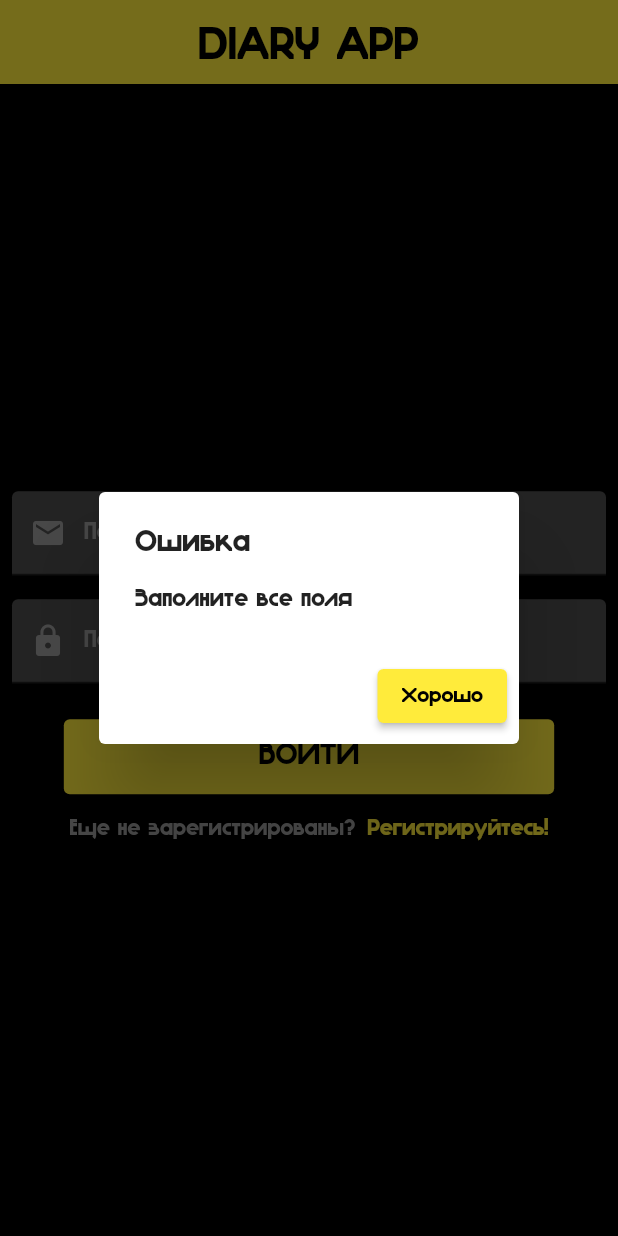
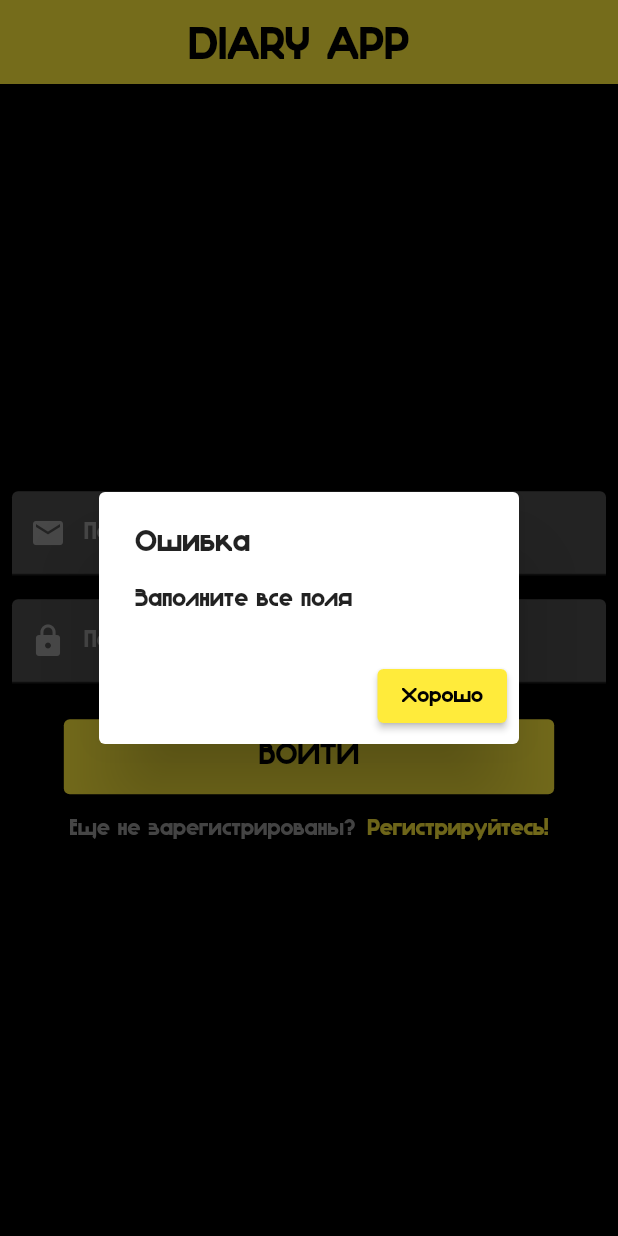
Before and after one commit to dayname/diary_app, a Flutter app: the screen it shows after launch, after a tap on "ВОЙТИ", on a phone screen of 412 x 824 dp. Run offline on Flutter 3.47's test engine with Material 2 defaults, Android fonts, the phone set to English and light mode, and no system bars; our stand-ins replace cloud_firestore, firebase_auth, firebase_core; accounts and stored records are empty.

```diff
--- a/lib/DiaryApp/LoginSignupPage.dart
+++ b/lib/DiaryApp/LoginPage.dart
@@ -1,52 +1,70 @@
-import 'package:diary_app/DiaryApp/SignUpPage.dart';
-import 'package:diary_app/domain/authuser.dart';
-import 'package:diary_app/services/auth.dart';
+import 'package:diary_app/DiaryApp/MainPage.dart';
+import 'package:firebase_auth/firebase_auth.dart';
+import 'package:firebase_core/firebase_core.dart';
 import 'package:flutter/material.dart';
 
-class LoginSignupPage extends StatefulWidget {
-  // static getRoute(BuildContext context) {
-  //   return PageRouteBuilder(
-  //       transitionsBuilder: (_, animation, secondAnimation, child) {
-  //         return FadeTransition(opacity: animation,
-  //           child: child,);
-  //       },
-  //       pageBuilder: (_, __, ___) {
-  //         return new LoginSignupPage();
-  //       });
-  // }
+import '../services/auth.dart';
+import 'SignUpPage.dart';
 
-  const LoginSignupPage({Key? key}) : super(key: key);
-
+class LoginPage extends StatefulWidget {
   @override
-  State<LoginSignupPage> createState() => _LoginSignupPageState();
+  _LoginPageState createState() => _LoginPageState();
 }
 
-class _LoginSignupPageState extends State<LoginSignupPage> {
+class _LoginPageState extends State<LoginPage> {
+
+  Future<FirebaseApp> _initializeFirebase() async {
+    FirebaseApp firebaseApp = await Firebase.initializeApp();
+
+    User? user = FirebaseAuth.instance.currentUser;
+
+    if (user != null) {
+      Navigator.of(context).pushReplacement(
+        MaterialPageRoute(
+          builder: (context) => MyHomePage(
+            user: user,
+          ),
+        ),
+      );
+    }
+
+    return firebaseApp;
+  }
+
   @override
   TextEditingController emailController = TextEditingController();
   TextEditingController passwordController = TextEditingController();
-
   Widget build(BuildContext context) {
     return Scaffold(
       appBar: AppBar(
-        elevation: 4,
-        title: Align(
-            alignment: Alignment.bottomCenter,
-            child: Padding(
-              padding: const EdgeInsets.only(top: 6),
-              child: Text(
-                "Diary App".toUpperCase(),
-                style: const TextStyle(
-                  fontSize: 30,
-                ),
+          title: Padding(
+            padding: const EdgeInsets.only(top: 6, left: 110),
+            child: Text("Diary App".toUpperCase(),
+              style: const TextStyle(
+                fontSize: 30,
               ),
-            )),
+            ),
+          )
       ),
-      body: LoginScreen(),
+      body: FutureBuilder(
+        future: _initializeFirebase(),
+        builder: (context, snapshot) {
+          if (snapshot.hasError) {
+            return Center(child: Text('${snapshot.error}', style: TextStyle(color: Colors.white),));
+          }
+
+          if (snapshot.connectionState == ConnectionState.done) {
+            return loginWidgets();
+          }
+          return Center(
+            child: CircularProgressIndicator(),
+          );
+        },
+      ),
     );
   }
 
-  Column LoginScreen() {
+  loginWidgets(){
     return Column(
       mainAxisAlignment: MainAxisAlignment.center,
       children: [
@@ -92,16 +110,26 @@ class _LoginSignupPageState extends State<LoginSignupPage> {
         Padding(
           padding: const EdgeInsets.all(16.0),
           child: ElevatedButton(
-            onPressed: () {
+            onPressed: () async {
               if ((passwordController.text != "") & (emailController.text != "")){
-              var result = toLogin(
+                User? user = await FireAuth.signInUsingEmailPassword(
                   email: emailController.text,
                   password: passwordController.text);
+                setState(() {});
+                if (user != null) {
+                  Navigator.of(context)
+                      .pushReplacement(
+                      MaterialPageRoute(
+                        builder: (context) =>
+                            MyHomePage(user: user),
+                      ),
+                  );
+                }
               }
-              else {
-                _ifNotFull();
+              else{
+                ifNotFul();
               }
-            },
+              },
             child: Text(
               "ВОЙТИ",
               style: TextStyle(fontSize: 20),
@@ -122,7 +150,9 @@ class _LoginSignupPageState extends State<LoginSignupPage> {
             ),
             InkWell(
                 onTap: () {
-                  Navigator.push(context, SignUpPage.getRoute());
+                  Navigator.of(context).pushReplacement(
+                    MaterialPageRoute(builder: (context) => SignUpPage()),
+                  );
                 },
                 child: Text(
                   "Регистрируйтесь!",
@@ -134,15 +164,8 @@ class _LoginSignupPageState extends State<LoginSignupPage> {
     );
   }
 
-  toLogin({required String email, required String password}) async {
-    AuthUser? authService = await AuthService().signInWithEmailAndPassword(email, password);
-    if (authService?.id == null){
-      ScaffoldMessenger.of(context)
-          .showSnackBar(SnackBar(content: Text('Неправильная почта или пароль')));
-    }
-  }
 
-  Future<void> _ifNotFull() async {
+  Future<void> ifNotFul() async {
     return showDialog<void>(
       context: context,
       barrierDismissible: true, // user must tap button!
@@ -168,5 +191,4 @@ class _LoginSignupPageState extends State<LoginSignupPage> {
       },
     );
   }
-
 }
--- a/lib/main.dart
+++ b/lib/main.dart
@@ -1,12 +1,10 @@
-import 'package:diary_app/DiaryApp/LoginSignupPage.dart';
+import 'package:diary_app/DiaryApp/LoginPage.dart';
 import 'package:diary_app/DiaryApp/MainPage.dart';
 import 'package:firebase_auth/firebase_auth.dart';
 import 'package:firebase_core/firebase_core.dart';
 import 'package:flutter/material.dart';
 
 main() async {
-  WidgetsFlutterBinding.ensureInitialized();
-  await Firebase.initializeApp().then((value) => print(value.options.projectId));
   runApp(MyApp());
 }
 
@@ -23,62 +21,7 @@ class MyApp extends StatelessWidget {
             primarySwatch: Colors.yellow,
             accentColor: Colors.yellowAccent,
           )),
-      home: MyAuth(),
+      home: LoginPage(),
     );
   }
 }
-
-
-class MyAuth extends StatefulWidget {
-  MyAuth({Key? key}) : super(key: key);
-  @override
-  State<MyAuth> createState() => _MyAuthState();
-}
-
-class _MyAuthState extends State<MyAuth> {
-
-  @override
-  void initState() async {
-     await FirebaseAuth.instance.authStateChanges().listen((user) {
-      setState(() => isLogged = user != null);
-    });
-    super.initState();
-    setState(() {});
-  }
-
-  // void onStart() {
-  //   checker();
-  //   super.initState();
-  //   setState(() {
-  //
-  //   });
-  // }
-  bool isLogged = false;
-    Widget build(BuildContext context) {
-      return Scaffold(
-        body: isLogged ? MyHomePage() : LoginSignupPage(),
-      );
-    }
-
-  void checker() async {
-    if (await FirebaseAuth.instance.currentUser?.uid != null) {
-      isLogged = true;
-    }
-  }
-
-
-  // checker() {
-  //   FirebaseAuth.instance
-  //       .userChanges()
-  //       .listen((User? user) {
-  //     if (user != null) {
-  //       isLogged != isLogged;
-  //       setState(() {
-  //
-  //       });
-  //     }
-  //   });
-  }
-  // checker() async {
-  //   await FirebaseAuth.instance.userChanges().listen((User? user) => user != null ? MyHomePage() : LoginSignupPage());
-  // }
```
Also changed, not shown: lib/DiaryApp/MainPage.dart (+17 -5 lines), lib/DiaryApp/SignUpPage.dart (+17 -17 lines), lib/services/Validators.dart (added, +41 -0 lines), lib/services/auth.dart (+58 -36 lines).
